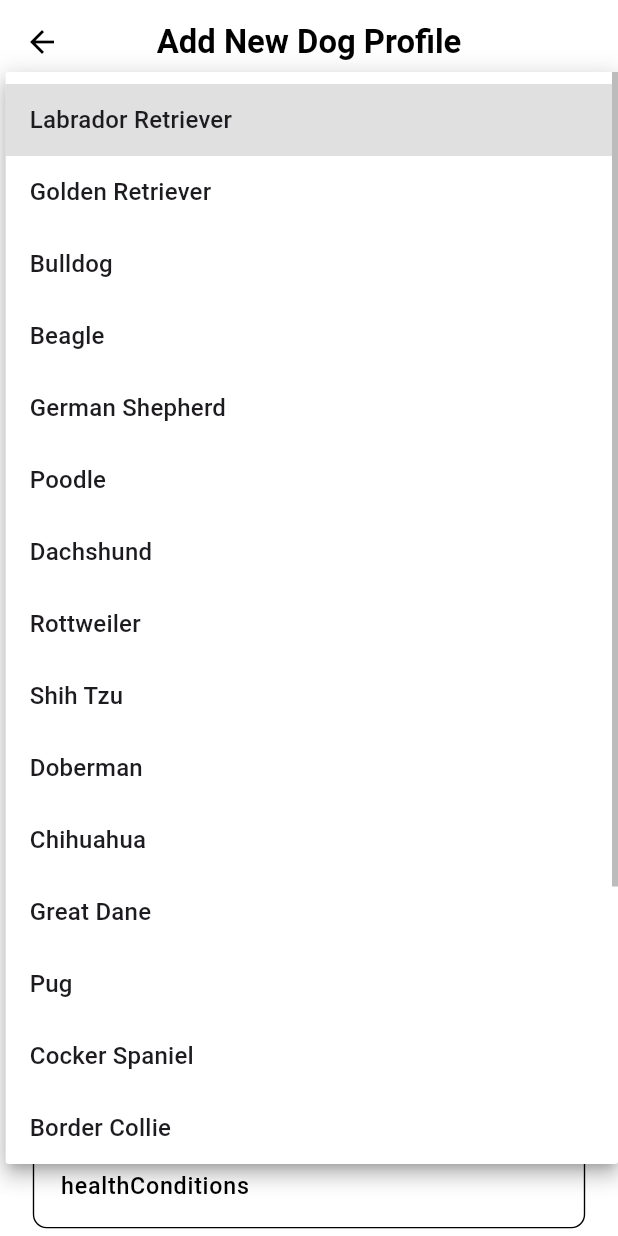
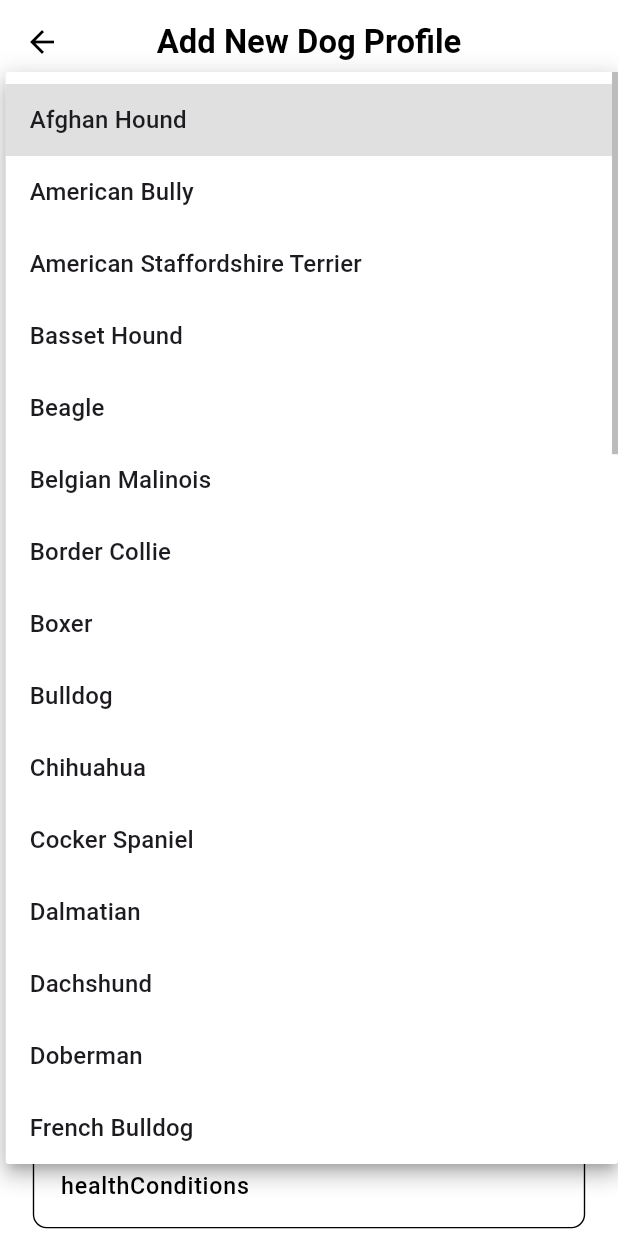
Before and after one commit to Chandupa04/furrpal, a Flutter app: the AddNewDogProfilePage screen opened directly, after a tap on "Select breed", on a phone screen of 412 x 824 dp. Run offline on Flutter 3.47's test engine with Material 3 defaults, Android fonts, the phone set to English and light mode, and no system bars; drawn by our look-alikes of cached_network_image; our stand-ins replace cloud_firestore, dio, email_validator, firebase_auth, firebase_core, firebase_storage and 7 more; missing offline and left inert: custom_check_box, flutter_stripe, platform_text; accounts and stored records are empty; network calls fail.

```diff
--- a/lib/constant/constant.dart
+++ b/lib/constant/constant.dart
@@ -29,26 +29,49 @@ TextStyle textFieldLableStyle = TextStyle(
 );
 
 final List<String> breeds = [
+  'Afghan Hound',
+  'American Bully',
+  'American Staffordshire Terrier',
+  'Basset Hound',
+  'Beagle',
+  'Belgian Malinois',
+  'Border Collie',
+  'Boxer',
+  'Bulldog',
+  'Chihuahua',
+  'Cocker Spaniel',
+  'Dalmatian',
+  'Dachshund',
+  'Doberman',
+  'French Bulldog',
+  'German Shepherd',
+  'German Spitz',
+  'Golden Retriever',
+  'Great Dane',
+  'Great Pyrenees',
+  'Indian Pariah Dog (Desi Dog)',
+  'Jack Russell Terrier',
+  'Japanese Spitz',
   'Labrador Retriever',
-  'Golden Retriever',
-  'Bulldog',
-  'Beagle',
-  'German Shepherd',
+  'Lhasa Apso',
+  'Maltese',
+  'Mixed Breed (Mongrel)',
+  'Pekingese',
+  'Pomeranian',
   'Poodle',
-  'Dachshund',
+  'Pug',
   'Rottweiler',
+  'Saint Bernard',
+  'Samoyed',
   'Shih Tzu',
-  'Doberman',
-  'Chihuahua',
-  'Great Dane',
-  'Pug',
-  'Cocker Spaniel',
-  'Border Collie',
   'Siberian Husky',
-  'Boxer',
-  'Maltese',
-  'Pomeranian',
-  'Saint Bernard'
+  'Spitz',
+  'Sri Lankan Hound',
+  'Sri Lankan Mastiff',
+  'Terrier',
+  'Tibetan Mastiff',
+  'Weimaraner',
+  'Whippet'
 ];
 
 final List<String> genders = ['Male', 'Female'];
```
Also changed, not shown: lib/config/firebase_service.dart (+26 -37 lines), pubspec.lock, 1 other file.
